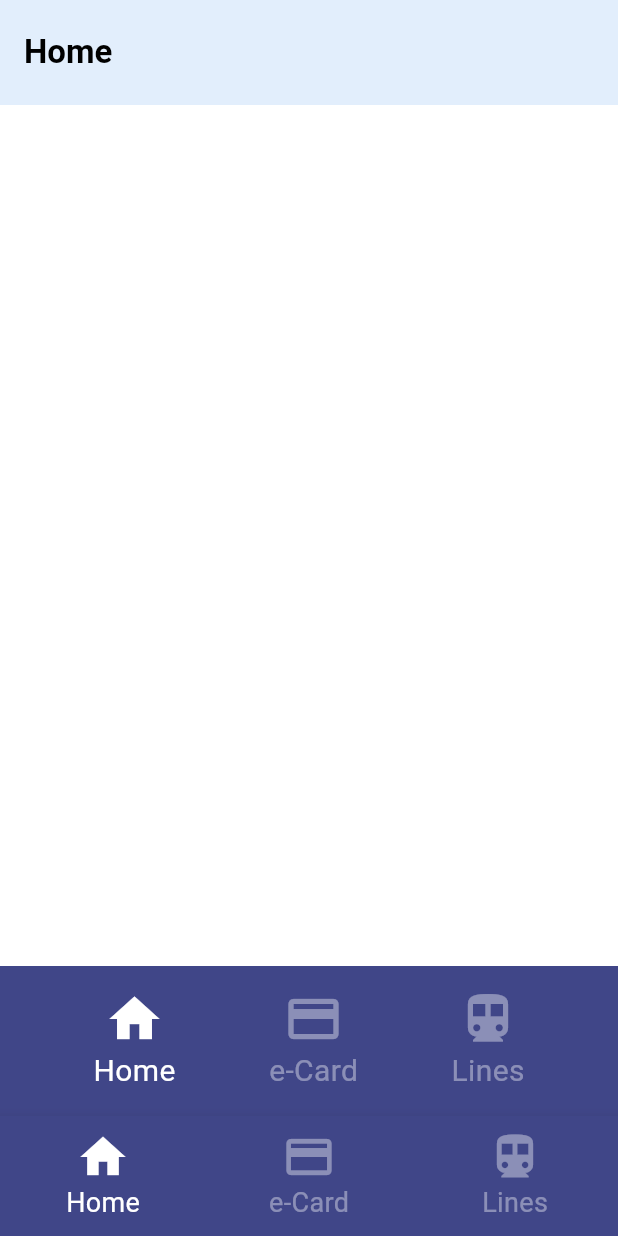
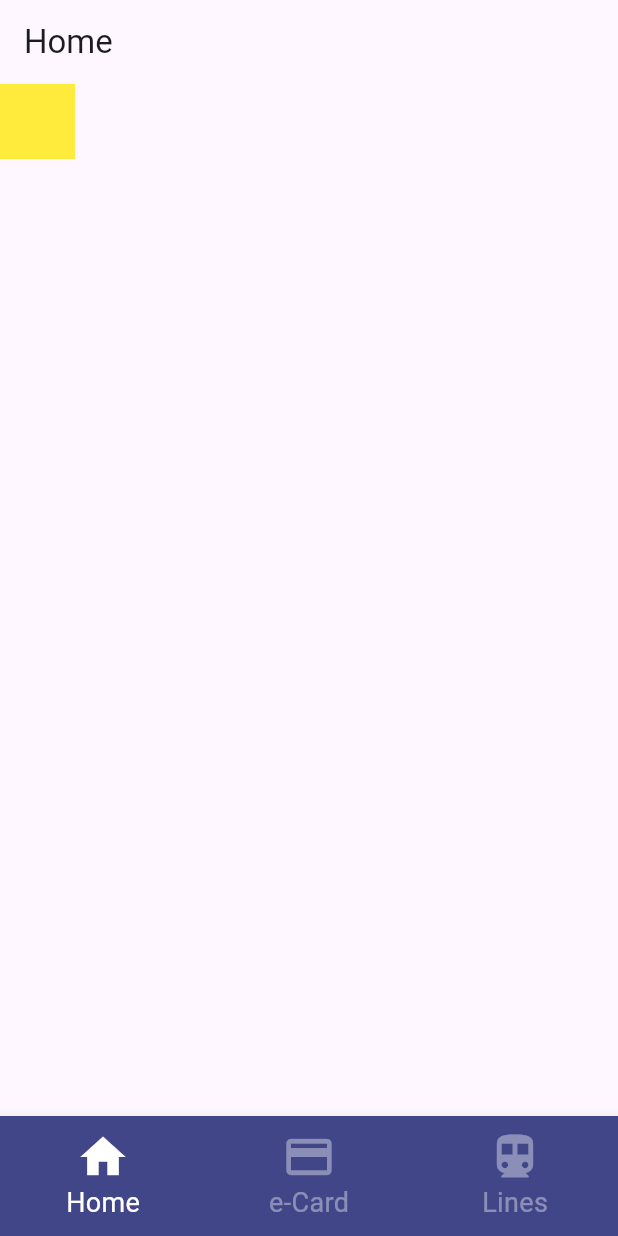
Before and after one commit to francesctr4/FlutterAppProject, a Flutter app: the screen it shows after launch, on a phone screen of 412 x 824 dp. Run offline on Flutter 3.47's test engine with Material 3 defaults, Android fonts, the phone set to English and light mode, and no system bars.

```diff
--- a/flutter_app_project/project_source/lib/main.dart
+++ b/flutter_app_project/project_source/lib/main.dart
@@ -1,8 +1,6 @@
 import 'package:flutter/material.dart';
+import 'package:project_source/screens/base_screen.dart';
 
-import 'screens/e_card_screen.dart';
-import 'screens/home_screen.dart';
-import 'screens/lines_screen.dart';
 import 'screens/stations_screen.dart';
 
 void main(List<String> args) {
@@ -16,9 +14,7 @@ class MyApp extends StatelessWidget {
   Widget build(BuildContext context) {
     return MaterialApp(
       routes: {
-        "/": (context) => const HomeScreen(),
-        "/ecardScreen": (context) => const ECardScreen(),
-        "/linesScreen": (context) => const LinesScreen(),
+        "/": (context) => const BaseScreen(),
         "/linesScreen/stationsScreen": (context) => const StationsScreen(),
       },
     );
--- /dev/null
+++ b/flutter_app_project/project_source/lib/screens/base_screen.dart
@@ -0,0 +1,69 @@
+import 'package:flutter/material.dart';
+import 'package:project_source/screens/e_card_screen.dart';
+import 'package:project_source/screens/home_screen.dart';
+import 'package:project_source/screens/lines_screen.dart';
+
+class BaseScreen extends StatefulWidget {
+  const BaseScreen({super.key});
+
+  @override
+  BaseScreenState createState() => BaseScreenState();
+}
+
+class BaseScreenState extends State<BaseScreen> {
+  int _selectedIndex = 0;
+
+  // Lista de pantallas
+  final List<Widget> _screens = [
+    const HomeScreen(),
+    const ECardScreen(),
+    const LinesScreen(),
+  ];
+
+  final Map<int, String> upBarName = {
+    0: "Home",
+    1: "e-Card",
+    2: "Lines",
+  };
+
+  // Método para cambiar de pantalla
+  void _onItemTapped(int index) {
+    setState(() {
+      _selectedIndex = index;
+    });
+  }
+
+  @override
+  Widget build(BuildContext context) {
+    return Scaffold(
+      appBar: AppBar(
+        title: Text(upBarName[_selectedIndex]!),
+      ),
+      body: _screens[_selectedIndex],
+          bottomNavigationBar: BottomNavigationBar(
+        items: const <BottomNavigationBarItem>[
+          BottomNavigationBarItem(
+            icon: Icon(Icons.home),
+            label: 'Home',
+          ),
+          BottomNavigationBarItem(
+            icon: Icon(Icons.credit_card),
+            label: 'e-Card',
+          ),
+          BottomNavigationBarItem(
+            icon: Icon(Icons.directions_subway),
+            label: 'Lines',
+          ),
+        ],
+        iconSize: 36,
+        selectedFontSize: 18,
+        unselectedFontSize: 18,
+        backgroundColor: const Color.fromRGBO(64, 70, 136, 1),
+        selectedItemColor: Colors.white,
+        unselectedItemColor: const Color.fromARGB(100, 255, 255, 255),
+        currentIndex: _selectedIndex,
+        onTap: _onItemTapped,
+      ),
+    );
+  }
+}
--- a/flutter_app_project/project_source/lib/screens/home_screen.dart
+++ b/flutter_app_project/project_source/lib/screens/home_screen.dart
@@ -1,57 +1,14 @@
 import 'package:flutter/material.dart';
-import 'package:project_source/widgets/bottom_bar_widget.dart';
 
 class HomeScreen extends StatelessWidget {
   const HomeScreen({super.key});
 
   @override
   Widget build(BuildContext context) {
-    return Scaffold(
-      appBar: AppBar(
-        title: const Text(
-          "Home",
-          style: TextStyle(
-            fontWeight: FontWeight.bold,
-          ),
-        ),
-        toolbarHeight: 70,
-        backgroundColor: const Color.fromRGBO(226, 238, 252, 1),
-        foregroundColor: Colors.black,
-        leading: null,
-      ),
-      backgroundColor: Colors.white,
-      bottomNavigationBar: BottomNavigationBar(
-        items: const <BottomNavigationBarItem>[
-          BottomNavigationBarItem(
-            icon: Icon(Icons.home),
-            label: 'Home',
-          ),
-          BottomNavigationBarItem(
-            icon: Icon(Icons.credit_card),
-            label: 'e-Card',
-          ),
-          BottomNavigationBarItem(
-            icon: Icon(Icons.directions_subway),
-            label: 'Lines',
-          ),
-        ],
-        iconSize: 36,
-        selectedFontSize: 18,
-        unselectedFontSize: 18,
-        backgroundColor: const Color.fromRGBO(64, 70, 136, 1),
-        selectedItemColor: Colors.white,
-        unselectedItemColor: const Color.fromARGB(100, 255, 255, 255),
-      ),
-      body: Stack(
-        children: [
-          Align(
-            alignment: Alignment.bottomCenter,
-            child: BottomBarWidget(
-              highlighted: "Home",
-            ),
-          ),
-        ],
-      ),
+    return Container(
+      width: 50,
+      height: 50,
+      color: Colors.yellow,
     );
   }
 }
```
Also changed, not shown: flutter_app_project/project_source/lib/screens/e_card_screen.dart (+1 -23 lines), flutter_app_project/project_source/lib/screens/lines_screen.dart (+4 -32 lines), flutter_app_project/project_source/lib/screens/stations_screen.dart (+1 -6 lines).
